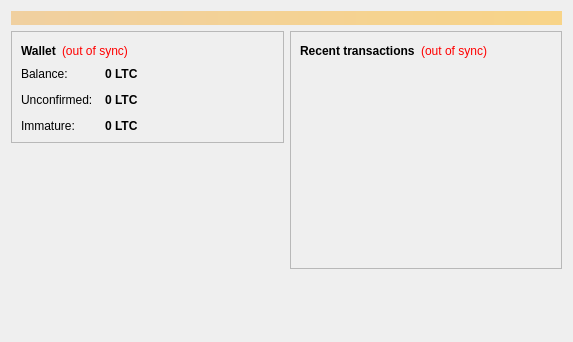
This is src/qt/forms/overviewpage.ui in zvcoin/zcoin-project as Qt 5 draws it before an edit. The edited form follows.
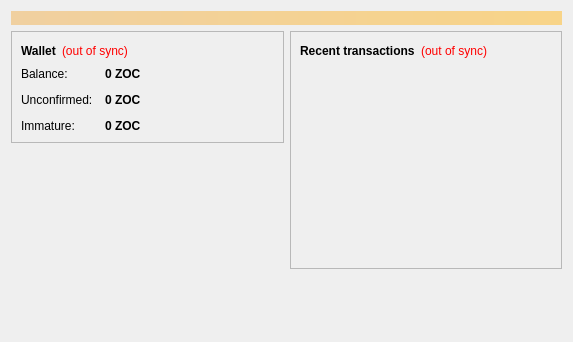
This is the edited form.

Diff of the .ui file:
```diff
--- a/src/qt/forms/overviewpage.ui
+++ b/src/qt/forms/overviewpage.ui
@@ -122,7 +122,7 @@
                <string>Your current balance</string>
               </property>
               <property name="text">
-               <string notr="true">0 LTC</string>
+               <string notr="true">0 ZOC</string>
               </property>
               <property name="textInteractionFlags">
                <set>Qt::LinksAccessibleByMouse|Qt::TextSelectableByKeyboard|Qt::TextSelectableByMouse</set>
@@ -151,7 +151,7 @@
                <string>Total of transactions that have yet to be confirmed, and do not yet count toward the current balance</string>
               </property>
               <property name="text">
-               <string notr="true">0 LTC</string>
+               <string notr="true">0 ZOC</string>
               </property>
               <property name="textInteractionFlags">
                <set>Qt::LinksAccessibleByMouse|Qt::TextSelectableByKeyboard|Qt::TextSelectableByMouse</set>
@@ -177,7 +177,7 @@
                <string>Mined balance that has not yet matured</string>
               </property>
               <property name="text">
-               <string notr="true">0 LTC</string>
+               <string notr="true">0 ZOC</string>
               </property>
               <property name="textInteractionFlags">
                <set>Qt::LinksAccessibleByMouse|Qt::TextSelectableByKeyboard|Qt::TextSelectableByMouse</set>
```
Left out of the diff: 4 changed lines with no effect on the pictures.
